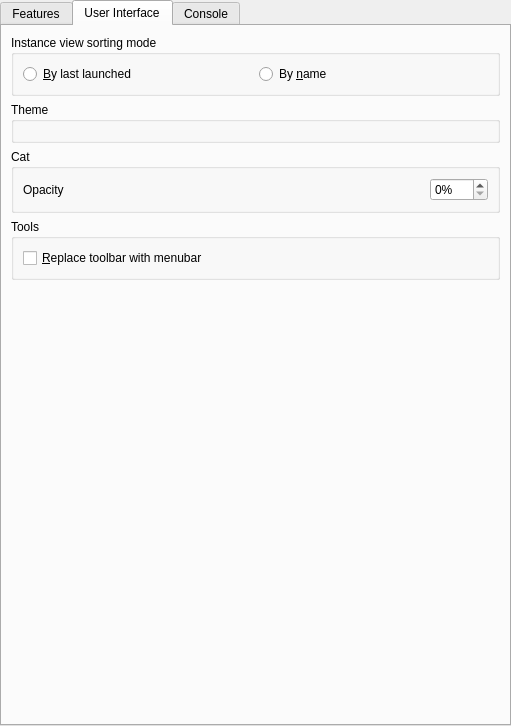
Qt form launcher/ui/pages/global/LauncherPage.ui (Lunarienya/ElysiumLauncher) before a commit.
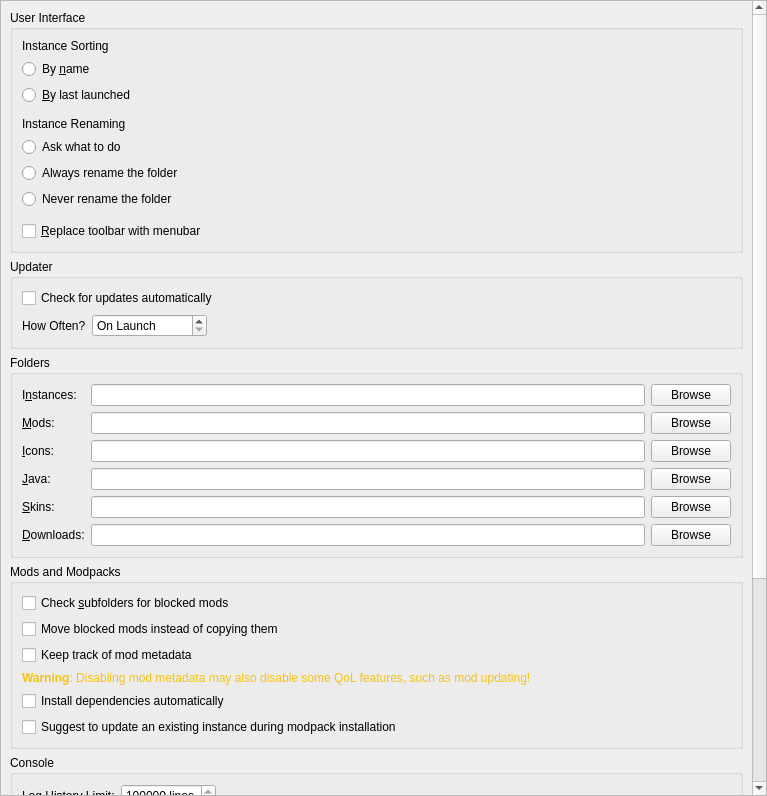
The same form after that commit. The open tabs and pages were chosen to show the change. Custom widgets are drawn as their Qt base class.

The edit to the form file:
```diff
--- a/launcher/ui/pages/global/LauncherPage.ui
+++ b/launcher/ui/pages/global/LauncherPage.ui
@@ -6,8 +6,8 @@
    <rect>
     <x>0</x>
     <y>0</y>
-    <width>511</width>
-    <height>726</height>
+    <width>767</width>
+    <height>796</height>
    </rect>
   </property>
   <property name="sizePolicy">
@@ -16,7 +16,7 @@
     <verstretch>0</verstretch>
    </sizepolicy>
   </property>
-  <layout class="QVBoxLayout" name="mainLayout">
+  <layout class="QVBoxLayout" name="verticalLayout">
    <property name="leftMargin">
     <number>0</number>
    </property>
@@ -30,25 +30,9 @@
     <number>0</number>
    </property>
    <item>
-    <widget class="QTabWidget" name="tabWidget">
-     <property name="toolTip">
-      <string notr="true"/>
-     </property>
-     <property name="tabShape">
-      <enum>QTabWidget::TabShape::Rounded</enum>
-     </property>
-     <property name="currentIndex">
-      <number>0</number>
-     </property>
-     <widget class="QWidget" name="featuresTab">
-      <attribute name="title">
-       <string>Features</string>
-      </attribute>
-      <layout class="QVBoxLayout" name="verticalLayout_9">
-       <item>
         <widget class="QScrollArea" name="scrollArea">
          <property name="horizontalScrollBarPolicy">
-          <enum>Qt::ScrollBarPolicy::ScrollBarAlwaysOff</enum>
+      <enum>Qt::ScrollBarPolicy::ScrollBarAsNeeded</enum>
          </property>
          <property name="widgetResizable">
           <bool>true</bool>
@@ -58,51 +42,194 @@
            <rect>
             <x>0</x>
             <y>0</y>
-            <width>473</width>
-            <height>770</height>
+        <width>746</width>
+        <height>1194</height>
            </rect>
           </property>
           <layout class="QVBoxLayout" name="verticalLayout_8">
+       <item>
+        <widget class="QGroupBox" name="userInterfaceBox">
+         <property name="enabled">
+          <bool>true</bool>
+         </property>
+         <property name="title">
+          <string>User Interface</string>
+         </property>
+         <layout class="QVBoxLayout" name="verticalLayout_2">
+          <item>
+           <widget class="QLabel" name="instanceSortingLabel">
+            <property name="text">
+             <string>Instance Sorting</string>
+            </property>
+           </widget>
+          </item>
+          <item>
+           <widget class="QRadioButton" name="sortByNameBtn">
+            <property name="text">
+             <string>By &amp;name</string>
+            </property>
+            <attribute name="buttonGroup">
+             <string notr="true">sortingModeGroup</string>
+            </attribute>
+           </widget>
+          </item>
+          <item>
+           <widget class="QRadioButton" name="sortLastLaunchedBtn">
+            <property name="text">
+             <string>&amp;By last launched</string>
+            </property>
+            <attribute name="buttonGroup">
+             <string notr="true">sortingModeGroup</string>
+            </attribute>
+           </widget>
+          </item>
+          <item>
+           <spacer name="verticalSpacer">
+            <property name="orientation">
+             <enum>Qt::Orientation::Vertical</enum>
+            </property>
+            <property name="sizeType">
+             <enum>QSizePolicy::Policy::Fixed</enum>
+            </property>
+            <property name="sizeHint" stdset="0">
+             <size>
+              <width>0</width>
+              <height>6</height>
+             </size>
+            </property>
+           </spacer>
+          </item>
+          <item>
+           <widget class="QLabel" name="renamingBehaviorLabel">
+            <property name="text">
+             <string>Instance Renaming</string>
+            </property>
+           </widget>
+          </item>
+          <item>
+           <widget class="QRadioButton" name="askToRenameDirBtn">
+            <property name="text">
+             <string>Ask what to do</string>
+            </property>
+            <attribute name="buttonGroup">
+             <string notr="true">renamingBehaviorGroup</string>
+            </attribute>
+           </widget>
+          </item>
+          <item>
+           <widget class="QRadioButton" name="alwaysRenameDirBtn">
+            <property name="text">
+             <string>Always rename the folder</string>
+            </property>
+            <attribute name="buttonGroup">
+             <string notr="true">renamingBehaviorGroup</string>
+            </attribute>
+           </widget>
+          </item>
+          <item>
+           <widget class="QRadioButton" name="neverRenameDirBtn">
+            <property name="text">
+             <string>Never rename the folder</string>
+            </property>
+            <attribute name="buttonGroup">
+             <string notr="true">renamingBehaviorGroup</string>
+            </attribute>
+           </widget>
+          </item>
+          <item>
+           <spacer name="verticalSpacer_2">
+            <property name="orientation">
+             <enum>Qt::Orientation::Vertical</enum>
+            </property>
+            <property name="sizeType">
+             <enum>QSizePolicy::Policy::Fixed</enum>
+            </property>
+            <property name="sizeHint" stdset="0">
+             <size>
+              <width>0</width>
+              <height>6</height>
+             </size>
+            </property>
+           </spacer>
+          </item>
+          <item>
+           <widget class="QCheckBox" name="preferMenuBarCheckBox">
+            <property name="toolTip">
+             <string>The menubar is more friendly for keyboard-driven interaction.</string>
+            </property>
+            <property name="text">
+             <string>&amp;Replace toolbar with menubar</string>
+            </property>
+           </widget>
+          </item>
+         </layout>
+        </widget>
+       </item>
            <item>
             <widget class="QGroupBox" name="updateSettingsBox">
              <property name="title">
-              <string>Update Settings</string>
-             </property>
-             <layout class="QVBoxLayout" name="verticalLayout_7">
+          <string>Updater</string>
+         </property>
+         <layout class="QGridLayout" name="gridLayout_2">
+          <item row="1" column="0">
+           <layout class="QHBoxLayout" name="horizontalLayout_2">
               <item>
-               <widget class="QCheckBox" name="autoUpdateCheckBox">
-                <property name="text">
-                 <string>Check for updates automatically</string>
-                </property>
-               </widget>
-              </item>
-              <item>
-               <layout class="QFormLayout" name="updateSetingsLayout">
-                <item row="0" column="0">
                  <widget class="QLabel" name="updateIntervalLabel">
                   <property name="text">
-                   <string>Update interval</string>
+               <string>How Often?</string>
                   </property>
                  </widget>
                 </item>
-                <item row="0" column="1">
+            <item>
                  <widget class="QSpinBox" name="updateIntervalSpinBox">
+              <property name="sizePolicy">
+               <sizepolicy hsizetype="Maximum" vsizetype="Fixed">
+                <horstretch>0</horstretch>
+                <verstretch>0</verstretch>
+               </sizepolicy>
+              </property>
                   <property name="toolTip">
-                   <string>Set it to 0 to only check on launch</string>
+               <string>Set to 0 to only check on launch</string>
+              </property>
+              <property name="specialValueText">
+               <string>On Launch</string>
                   </property>
                   <property name="suffix">
-                   <string>h</string>
+               <string> hours</string>
+              </property>
+              <property name="prefix">
+               <string>Every </string>
                   </property>
                   <property name="minimum">
                    <number>0</number>
                   </property>
                   <property name="maximum">
-                   <number>99999999</number>
+               <number>168</number>
                   </property>
                  </widget>
                 </item>
-               </layout>
-              </item>
+            <item>
+             <spacer name="horizontalSpacer">
+              <property name="orientation">
+               <enum>Qt::Orientation::Horizontal</enum>
+              </property>
+              <property name="sizeHint" stdset="0">
+               <size>
+                <width>0</width>
+                <height>0</height>
+               </size>
+              </property>
+             </spacer>
+            </item>
+           </layout>
+          </item>
+          <item row="0" column="0" colspan="2">
+           <widget class="QCheckBox" name="autoUpdateCheckBox">
+            <property name="text">
+             <string>Check for updates automatically</string>
+            </property>
+           </widget>
+          </item>
              </layout>
             </widget>
            </item>
@@ -111,30 +238,34 @@
              <property name="title">
               <string>Folders</string>
              </property>
-             <layout class="QGridLayout" name="foldersBoxLayout">
-              <item row="8" column="0">
-               <widget class="QLabel" name="labelDownloadsDir">
+         <layout class="QGridLayout" name="gridLayout">
+          <item row="4" column="1">
+           <widget class="QLineEdit" name="skinsDirTextBox"/>
+          </item>
+          <item row="4" column="2">
+           <widget class="QPushButton" name="skinsDirBrowseBtn">
                 <property name="text">
-                 <string>&amp;Downloads:</string>
+             <string>Browse</string>
+            </property>
+           </widget>
+          </item>
+          <item row="3" column="0">
+           <widget class="QLabel" name="labelJavaDir">
+            <property name="text">
+             <string>&amp;Java:</string>
                 </property>
                 <property name="buddy">
                  <cstring>downloadsDirTextBox</cstring>
                 </property>
                </widget>
               </item>
-              <item row="8" column="2">
-               <widget class="QToolButton" name="downloadsDirBrowseBtn">
+          <item row="2" column="2">
+           <widget class="QPushButton" name="iconsDirBrowseBtn">
                 <property name="text">
                  <string>Browse</string>
                 </property>
                </widget>
               </item>
-              <item row="2" column="1">
-               <widget class="QLineEdit" name="iconsDirTextBox"/>
-              </item>
-              <item row="3" column="1">
-               <widget class="QLineEdit" name="javaDirTextBox"/>
-              </item>
               <item row="4" column="0">
                <widget class="QLabel" name="labelSkinsDir">
                 <property name="text">
@@ -145,39 +276,6 @@
                 </property>
                </widget>
               </item>
-              <item row="2" column="0">
-               <widget class="QLabel" name="labelIconsDir">
-                <property name="text">
-                 <string>&amp;Icons:</string>
-                </property>
-                <property name="buddy">
-                 <cstring>iconsDirTextBox</cstring>
-                </property>
-               </widget>
-              </item>
-              <item row="9" column="1" colspan="2">
-               <widget class="QCheckBox" name="downloadsDirWatchRecursiveCheckBox">
-                <property name="toolTip">
-                 <string>When enabled, in addition to the downloads folder, its sub folders will also be searched when looking for resources (e.g. when looking for blocked mods on CurseForge).</string>
-                </property>
-                <property name="text">
-                 <string>Check downloads folder recursively</string>
-                </property>
-               </widget>
-              </item>
-              <item row="8" column="1">
-               <widget class="QLineEdit" name="downloadsDirTextBox"/>
-              </item>
-              <item row="3" column="0">
-               <widget class="QLabel" name="labelJavaDir">
-                <property name="text">
-                 <string>&amp;Java:</string>
-                </property>
-                <property name="buddy">
-                 <cstring>javaDirTextBox</cstring>
-                </property>
-               </widget>
-              </item>
               <item row="1" column="0">
                <widget class="QLabel" name="labelModsDir">
                 <property name="text">
@@ -188,36 +286,29 @@
                 </property>
                </widget>
               </item>
-              <item row="4" column="1">
-               <widget class="QLineEdit" name="skinsDirTextBox"/>
+          <item row="3" column="2">
+           <widget class="QPushButton" name="javaDirBrowseBtn">
+            <property name="text">
+             <string>Browse</string>
+            </property>
+           </widget>
+          </item>
+          <item row="5" column="0">
+           <widget class="QLabel" name="labelDownloadsDir">
+            <property name="text">
+             <string>&amp;Downloads:</string>
+            </property>
+            <property name="buddy">
+             <cstring>downloadsDirTextBox</cstring>
+            </property>
+           </widget>
+          </item>
+          <item row="5" column="1">
+           <widget class="QLineEdit" name="downloadsDirTextBox"/>
               </item>
               <item row="1" column="1">
                <widget class="QLineEdit" name="modsDirTextBox"/>
               </item>
-              <item row="0" column="1">
-               <widget class="QLineEdit" name="instDirTextBox"/>
-              </item>
-              <item row="1" column="2">
-               <widget class="QToolButton" name="modsDirBrowseBtn">
-                <property name="text">
-                 <string>Browse</string>
-                </property>
-               </widget>
-              </item>
-              <item row="0" column="2">
-               <widget class="QToolButton" name="instDirBrowseBtn">
-                <property name="text">
-                 <string>Browse</string>
-                </property>
-               </widget>
-              </item>
-              <item row="2" column="2">
-               <widget class="QToolButton" name="iconsDirBrowseBtn">
-                <property name="text">
-                 <string>Browse</string>
-                </property>
-               </widget>
-              </item>
               <item row="0" column="0">
                <widget class="QLabel" name="labelInstDir">
                 <property name="text">
@@ -228,36 +319,82 @@
                 </property>
                </widget>
               </item>
-              <item row="3" column="2">
-               <widget class="QToolButton" name="javaDirBrowseBtn">
+          <item row="0" column="2">
+           <widget class="QPushButton" name="instDirBrowseBtn">
                 <property name="text">
                  <string>Browse</string>
                 </property>
                </widget>
               </item>
-              <item row="4" column="2">
-               <widget class="QToolButton" name="skinsDirBrowseBtn">
+          <item row="5" column="2">
+           <widget class="QPushButton" name="downloadsDirBrowseBtn">
                 <property name="text">
                  <string>Browse</string>
                 </property>
                </widget>
               </item>
+          <item row="0" column="1">
+           <widget class="QLineEdit" name="instDirTextBox"/>
+          </item>
+          <item row="1" column="2">
+           <widget class="QPushButton" name="modsDirBrowseBtn">
+            <property name="text">
+             <string>Browse</string>
+            </property>
+           </widget>
+          </item>
+          <item row="3" column="1">
+           <widget class="QLineEdit" name="javaDirTextBox"/>
+          </item>
+          <item row="2" column="1">
+           <widget class="QLineEdit" name="iconsDirTextBox"/>
+          </item>
+          <item row="2" column="0">
+           <widget class="QLabel" name="labelIconsDir">
+            <property name="text">
+             <string>&amp;Icons:</string>
+            </property>
+            <property name="buddy">
+             <cstring>iconsDirTextBox</cstring>
+            </property>
+           </widget>
+          </item>
              </layout>
             </widget>
            </item>
            <item>
             <widget class="QGroupBox" name="modsBox">
              <property name="title">
-              <string>Mods</string>
+          <string>Mods and Modpacks</string>
              </property>
              <layout class="QVBoxLayout" name="verticalLayout_4">
               <item>
-               <widget class="QCheckBox" name="metadataDisableBtn">
+           <widget class="QCheckBox" name="downloadsDirWatchRecursiveCheckBox">
                 <property name="toolTip">
                  <string>Disable using metadata provided by mod providers (like Modrinth or CurseForge) for mods.</string>
                 </property>
                 <property name="text">
-                 <string>Disable using metadata for mods</string>
+             <string>Check &amp;subfolders for blocked mods</string>
+            </property>
+           </widget>
+          </item>
+          <item>
+           <widget class="QCheckBox" name="downloadsDirMoveCheckBox">
+            <property name="toolTip">
+             <string>When enabled, it will move blocked resources instead of copying them.</string>
+            </property>
+            <property name="text">
+             <string>Move blocked mods instead of copying them</string>
+            </property>
+           </widget>
+          </item>
+          <item>
+           <widget class="QCheckBox" name="metadataEnableBtn">
+            <property name="toolTip">
+             <string>Store version information provided by mod providers (like Modrinth or CurseForge) for mods.</string>
+            </property>
+            <property name="text">
+             <string>Keep track of mod metadata</string>
                 </property>
                </widget>
               </item>
@@ -277,7 +414,7 @@
                  <string>Disable the automatic detection, installation, and updating of mod dependencies.</string>
                 </property>
                 <property name="text">
-                 <string>Disable automatic mod dependency management</string>
+             <string>Install dependencies automatically</string>
                 </property>
                </widget>
               </item>
@@ -287,7 +424,7 @@
                  <string>When creating a new modpack instance, do not suggest updating existing instances instead.</string>
                 </property>
                 <property name="text">
-                 <string>Skip modpack update prompt</string>
+             <string>Suggest to update an existing instance during modpack installation</string>
                 </property>
                </widget>
               </item>
@@ -297,9 +434,88 @@
            <item>
             <widget class="QGroupBox" name="miscellaneousGroupBox">
              <property name="title">
-              <string>Miscellaneous</string>
-             </property>
-             <layout class="QGridLayout" name="gridLayout">
+          <string>Console</string>
+         </property>
+         <layout class="QFormLayout" name="formLayout">
+          <property name="labelAlignment">
+           <set>Qt::AlignmentFlag::AlignLeading|Qt::AlignmentFlag::AlignLeft|Qt::AlignmentFlag::AlignVCenter</set>
+          </property>
+          <item row="0" column="0">
+           <widget class="QLabel" name="lineLimitLabel">
+            <property name="sizePolicy">
+             <sizepolicy hsizetype="Maximum" vsizetype="Preferred">
+              <horstretch>0</horstretch>
+              <verstretch>0</verstretch>
+             </sizepolicy>
+            </property>
+            <property name="text">
+             <string>Log History &amp;Limit:</string>
+            </property>
+            <property name="buddy">
+             <cstring>lineLimitSpinBox</cstring>
+            </property>
+           </widget>
+          </item>
+          <item row="0" column="1">
+           <widget class="QSpinBox" name="lineLimitSpinBox">
+            <property name="sizePolicy">
+             <sizepolicy hsizetype="Maximum" vsizetype="Fixed">
+              <horstretch>0</horstretch>
+              <verstretch>0</verstretch>
+             </sizepolicy>
+            </property>
+            <property name="suffix">
+             <string> lines</string>
+            </property>
+            <property name="minimum">
+             <number>10000</number>
+            </property>
+            <property name="maximum">
+             <number>1000000</number>
+            </property>
+            <property name="singleStep">
+             <number>10000</number>
+            </property>
+            <property name="value">
+             <number>100000</number>
+            </property>
+           </widget>
+          </item>
+          <item row="1" column="0" colspan="2">
+           <widget class="QCheckBox" name="checkStopLogging">
+            <property name="text">
+             <string>&amp;Stop logging when log overflows</string>
+            </property>
+           </widget>
+          </item>
+         </layout>
+        </widget>
+       </item>
+       <item>
+        <widget class="QGroupBox" name="tasksBox">
+         <property name="title">
+          <string>Tasks</string>
+         </property>
+         <layout class="QGridLayout" name="gridLayout_3">
+          <item row="2" column="1">
+           <widget class="QSpinBox" name="numberOfManualRetriesSpinBox">
+            <property name="sizePolicy">
+             <sizepolicy hsizetype="Maximum" vsizetype="Fixed">
+              <horstretch>0</horstretch>
+              <verstretch>0</verstretch>
+             </sizepolicy>
+            </property>
+            <property name="minimumSize">
+             <size>
+              <width>60</width>
+              <height>0</height>
+             </size>
+            </property>
+            <property name="minimum">
+             <number>0</number>
+            </property>
+           </widget>
+          </item>
               <item row="1" column="1">
                <widget class="QSpinBox" name="numberOfConcurrentDownloadsSpinBox">
                 <property name="minimum">
@@ -397,290 +613,6 @@
        </item>
       </layout>
      </widget>
-     <widget class="QWidget" name="userInterfaceTab">
-      <attribute name="title">
-       <string>User Interface</string>
-      </attribute>
-      <layout class="QVBoxLayout" name="verticalLayout_6">
-       <item>
-        <widget class="QGroupBox" name="sortingModeBox">
-         <property name="enabled">
-          <bool>true</bool>
-         </property>
-         <property name="title">
-          <string>Instance view sorting mode</string>
-         </property>
-         <layout class="QHBoxLayout" name="sortingModeBoxLayout">
-          <item>
-           <widget class="QRadioButton" name="sortLastLaunchedBtn">
-            <property name="text">
-             <string>&amp;By last launched</string>
-            </property>
-            <attribute name="buttonGroup">
-             <string notr="true">sortingModeGroup</string>
-            </attribute>
-           </widget>
-          </item>
-          <item>
-           <widget class="QRadioButton" name="sortByNameBtn">
-            <property name="text">
-             <string>By &amp;name</string>
-            </property>
-            <attribute name="buttonGroup">
-             <string notr="true">sortingModeGroup</string>
-            </attribute>
-           </widget>
-          </item>
-         </layout>
-        </widget>
-       </item>
-       <item>
-        <widget class="QGroupBox" name="themeBox">
-         <property name="title">
-          <string>Theme</string>
-         </property>
-         <layout class="QVBoxLayout" name="verticalLayout_5">
-          <item>
-           <widget class="ThemeCustomizationWidget" name="themeCustomizationWidget" native="true"/>
-          </item>
-         </layout>
-        </widget>
-       </item>
-       <item>
-        <widget class="QGroupBox" name="catBox">
-         <property name="title">
-          <string>Cat</string>
-         </property>
-         <layout class="QGridLayout" name="gridLayout_5">
-          <item row="0" column="0">
-           <widget class="QLabel" name="catOpacityLabel">
-            <property name="toolTip">
-             <string>Set the cat's opacity. 0% is fully transparent and 100% is fully opaque.</string>
-            </property>
-            <property name="text">
-             <string>Opacity</string>
-            </property>
-           </widget>
-          </item>
-          <item row="0" column="2">
-           <widget class="QSpinBox" name="catOpacitySpinBox">
-            <property name="specialValueText">
-             <string/>
-            </property>
-            <property name="suffix">
-             <string>%</string>
-            </property>
-            <property name="maximum">
-             <number>100</number>
-            </property>
-            <property name="value">
-             <number>0</number>
-            </property>
-           </widget>
-          </item>
-          <item row="0" column="1">
-           <spacer name="horizontalSpacer">
-            <property name="orientation">
-             <enum>Qt::Orientation::Horizontal</enum>
-            </property>
-            <property name="sizeHint" stdset="0">
-             <size>
-              <width>40</width>
-              <height>20</height>
-             </size>
-            </property>
-           </spacer>
-          </item>
-         </layout>
-        </widget>
-       </item>
-       <item>
-        <widget class="QGroupBox" name="toolsBox">
-         <property name="sizePolicy">
-          <sizepolicy hsizetype="Preferred" vsizetype="Preferred">
-           <horstretch>0</horstretch>
-           <verstretch>0</verstretch>
-          </sizepolicy>
-         </property>
-         <property name="title">
-          <string>Tools</string>
-         </property>
-         <layout class="QVBoxLayout" name="verticalLayout">
-          <item>
-           <widget class="QCheckBox" name="preferMenuBarCheckBox">
-            <property name="toolTip">
-             <string>The menubar is more friendly for keyboard-driven interaction.</string>
-            </property>
-            <property name="text">
-             <string>&amp;Replace toolbar with menubar</string>
-            </property>
-           </widget>
-          </item>
-         </layout>
-        </widget>
-       </item>
-       <item>
-        <spacer name="verticalSpacer_UserInterfaceTab">
-         <property name="orientation">
-          <enum>Qt::Orientation::Vertical</enum>
-         </property>
-         <property name="sizeHint" stdset="0">
-          <size>
-           <width>0</width>
-           <height>0</height>
-          </size>
-         </property>
-        </spacer>
-       </item>
-      </layout>
-     </widget>
-     <widget class="QWidget" name="consoleTab">
-      <attribute name="title">
-       <string>Console</string>
-      </attribute>
-      <layout class="QVBoxLayout" name="verticalLayout_2">
-       <item>
-        <widget class="QGroupBox" name="consoleSettingsBox">
-         <property name="title">
-          <string>Console Settings</string>
-         </property>
-         <layout class="QVBoxLayout" name="verticalLayout_3">
-          <item>
-           <widget class="QCheckBox" name="showConsoleCheck">
-            <property name="text">
-             <string>Show console while the game is &amp;running</string>
-            </property>
-           </widget>
-          </item>
-          <item>
-           <widget class="QCheckBox" name="autoCloseConsoleCheck">
-            <property name="text">
-             <string>&amp;Automatically close console when the game quits</string>
-            </property>
-           </widget>
-          </item>
-          <item>
-           <widget class="QCheckBox" name="showConsoleErrorCheck">
-            <property name="text">
-             <string>Show console when the game &amp;crashes</string>
-            </property>
-           </widget>
-          </item>
-         </layout>
-        </widget>
-       </item>
-       <item>
-        <widget class="QGroupBox" name="groupBox_4">
-         <property name="title">
-          <string>&amp;History limit</string>
-         </property>
-         <layout class="QGridLayout" name="gridLayout_3">
-          <item row="1" column="0">
-           <widget class="QCheckBox" name="checkStopLogging">
-            <property name="text">
-             <string>&amp;Stop logging when log overflows</string>
-            </property>
-           </widget>
-          </item>
-          <item row="0" column="0">
-           <widget class="QSpinBox" name="lineLimitSpinBox">
-            <property name="sizePolicy">
-             <sizepolicy hsizetype="Expanding" vsizetype="Fixed">
-              <horstretch>0</horstretch>
-              <verstretch>0</verstretch>
-             </sizepolicy>
-            </property>
-            <property name="suffix">
-             <string> lines</string>
-            </property>
-            <property name="minimum">
-             <number>10000</number>
-            </property>
-            <property name="maximum">
-             <number>1000000</number>
-            </property>
-            <property name="singleStep">
-             <number>10000</number>
-            </property>
-            <property name="value">
-             <number>100000</number>
-            </property>
-           </widget>
-          </item>
-         </layout>
-        </widget>
-       </item>
-       <item>
-        <widget class="QGroupBox" name="themeBox_2">
-         <property name="sizePolicy">
-          <sizepolicy hsizetype="Preferred" vsizetype="MinimumExpanding">
-           <horstretch>0</horstretch>
-           <verstretch>0</verstretch>
-          </sizepolicy>
-         </property>
-         <property name="title">
-          <string>Console &amp;font</string>
-         </property>
-         <layout class="QGridLayout" name="gridLayout_2">
-          <item row="1" column="0" colspan="2">
-           <widget class="QTextEdit" name="fontPreview">
-            <property name="sizePolicy">
-             <sizepolicy hsizetype="Expanding" vsizetype="MinimumExpanding">
-              <horstretch>0</horstretch>
-              <verstretch>0</verstretch>
-             </sizepolicy>
-            </property>
-            <property name="horizontalScrollBarPolicy">
-             <enum>Qt::ScrollBarPolicy::ScrollBarAlwaysOff</enum>
-            </property>
-            <property name="undoRedoEnabled">
-             <bool>false</bool>
-            </property>
-            <property name="textInteractionFlags">
-             <set>Qt::TextInteractionFlag::TextSelectableByKeyboard|Qt::TextInteractionFlag::TextSelectableByMouse</set>
-            </property>
-           </widget>
-          </item>
-          <item row="0" column="0">
-           <widget class="QFontComboBox" name="consoleFont">
-            <property name="sizePolicy">
-             <sizepolicy hsizetype="Expanding" vsizetype="Fixed">
-              <horstretch>0</horstretch>
-              <verstretch>0</verstretch>
-             </sizepolicy>
-            </property>
-           </widget>
-          </item>
-          <item row="0" column="1">
-           <widget class="QSpinBox" name="fontSizeBox">
-            <property name="minimum">
-             <number>5</number>
-            </property>
-            <property name="maximum">
-             <number>16</number>
-            </property>
-            <property name="value">
-             <number>11</number>
-            </property>
-           </widget>
-          </item>
-         </layout>
-        </widget>
-       </item>
-      </layout>
-     </widget>
-    </widget>
-   </item>
-  </layout>
- </widget>
- <customwidgets>
-  <customwidget>
-   <class>ThemeCustomizationWidget</class>
-   <extends>QWidget</extends>
-   <header>ui/widgets/ThemeCustomizationWidget.h</header>
-   <container>1</container>
-  </customwidget>
- </customwidgets>
  <tabstops>
   <tabstop>tabWidget</tabstop>
   <tabstop>scrollArea</tabstop>
```
Left out of the diff: 142 changed lines with no effect on the pictures. Lines whose indentation alone changed are shown as unchanged.
